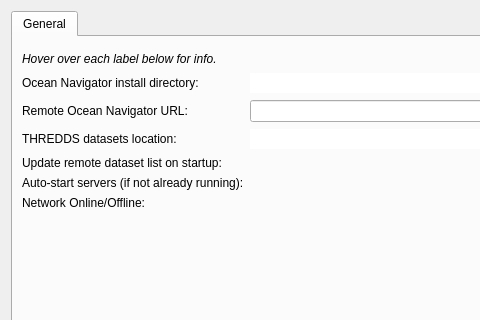
Above: app/dialogpreferences.ui from DFO-Ocean-Navigator/Navigator2Go before the change; both pictures show x 0 to 480 and y 0 to 320 of the 640 by 480 pixel window. Below: the same form after it.
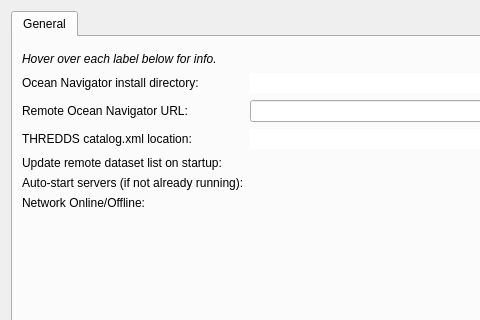
That is the form after the change. Icons and pictures are not drawn. Custom widgets are drawn as their Qt base class.

Commit message: Started thredds config widget

Diff of the .ui file:
```diff
--- a/app/dialogpreferences.ui
+++ b/app/dialogpreferences.ui
@@ -123,7 +123,7 @@
             <string>&lt;html&gt;&lt;head/&gt;&lt;body&gt;&lt;p&gt;Disk location for where your datasets will be stored and referenced by THREDDS.&lt;/p&gt;&lt;p&gt;This value should have been set during the installtion of THREDDS.&lt;/p&gt;&lt;/body&gt;&lt;/html&gt;</string>
            </property>
            <property name="text">
-            <string>THREDDS datasets location:</string>
+            <string>THREDDS catalog.xml location:</string>
            </property>
           </widget>
          </item>
```
Left out of the diff: 2 changed lines with no effect on the pictures. The commit also changes 13 other files.
